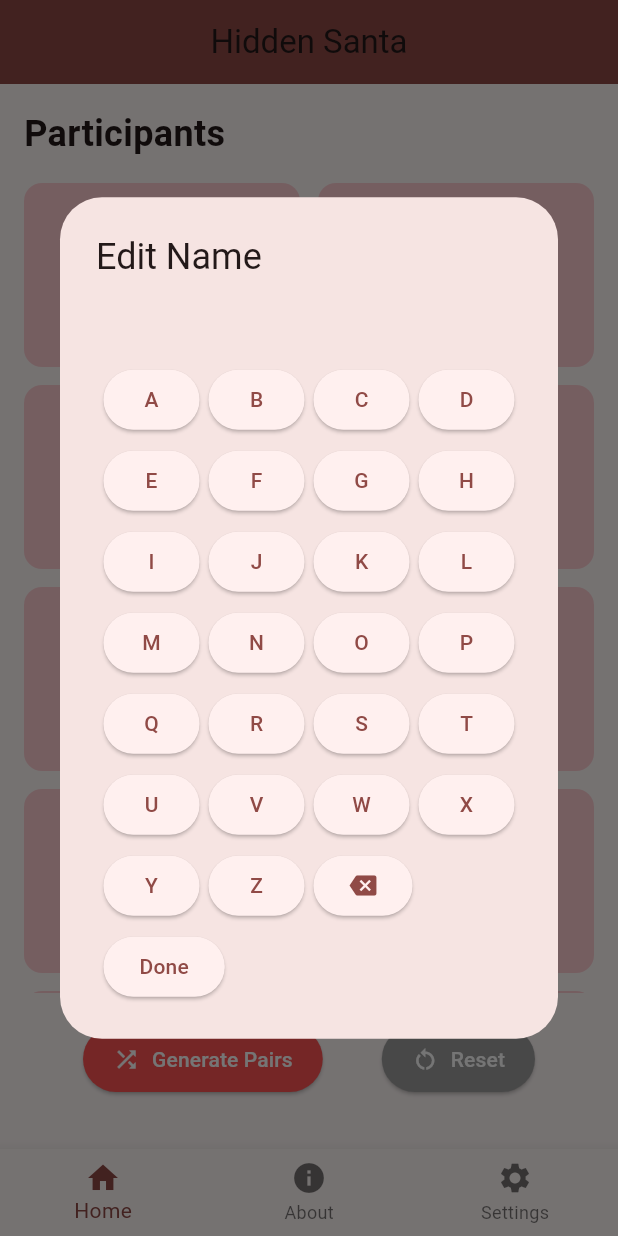
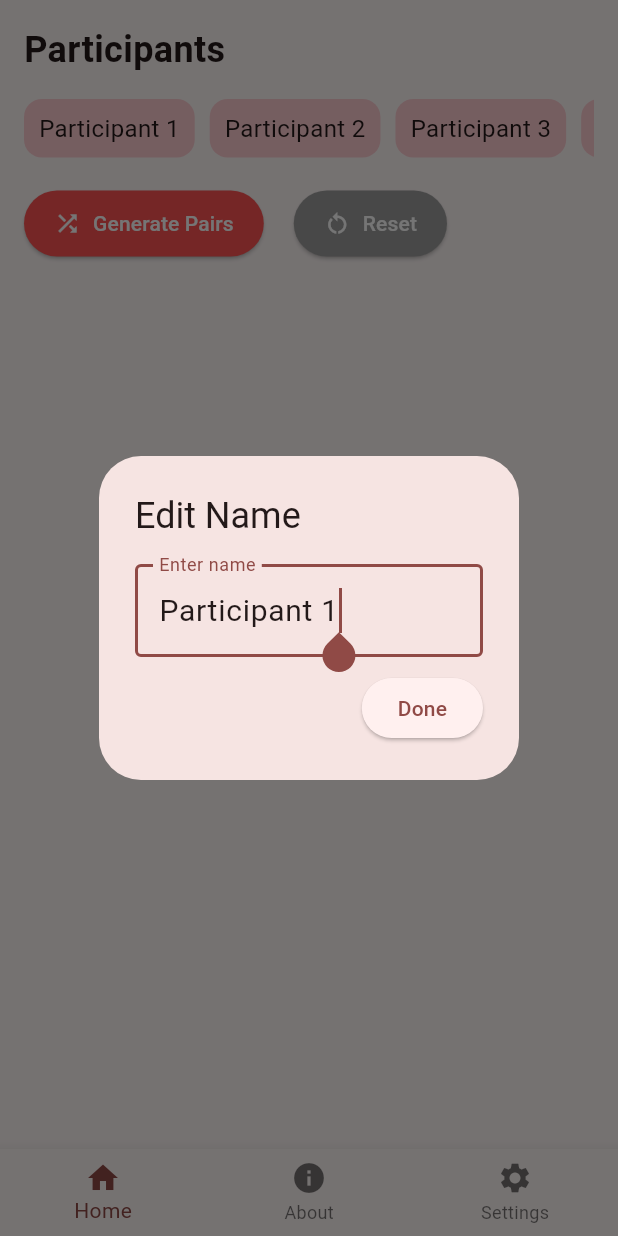
Before and after one commit to mara-werils/hidden-santa-flutter, a Flutter app: the screen it shows after launch, after a tap on an icon or button, on a phone screen of 412 x 824 dp. Run offline on Flutter 3.47's test engine with Material 3 defaults, Android fonts, the phone set to English and light mode, and no system bars.

Commit message:
Some minor changes in interface

```diff
--- a/lib/main.dart
+++ b/lib/main.dart
@@ -1,5 +1,4 @@
 import 'package:flutter/material.dart';
-import 'dart:math';
 
 void main() {
   runApp(const HiddenSantaApp());
@@ -88,11 +87,6 @@ class _MainScreenState extends State<MainScreen> {
   @override
   Widget build(BuildContext context) {
     return Scaffold(
-      appBar: AppBar(
-        title: const Text('Hidden Santa'),
-        centerTitle: true,
-        backgroundColor: Theme.of(context).colorScheme.primary,
-      ),
            body: IndexedStack(
         index: _selectedIndex,
         children: [
@@ -138,6 +132,9 @@ class HomeScreen extends StatelessWidget {
 
   @override
   Widget build(BuildContext context) {
+    final isLandscape = MediaQuery.of(context).orientation == Orientation.landscape;
+    final crossAxisCount = isLandscape ? 4 : 2;
+
     return Padding(
       padding: const EdgeInsets.all(16),
       child: Column(
@@ -145,34 +142,33 @@ class HomeScreen extends StatelessWidget {
         children: [
           const Text('Participants', style: TextStyle(fontSize: 24, fontWeight: FontWeight.bold)),
           const SizedBox(height: 16),
-          Expanded(
-            child: GridView.builder(
-              gridDelegate: const SliverGridDelegateWithFixedCrossAxisCount(
-                crossAxisCount: 2,
-                crossAxisSpacing: 12,
-                mainAxisSpacing: 12,
-                childAspectRatio: 3 / 2,
-              ),
-              itemCount: participants.length,
-              itemBuilder: (context, index) {
+          // Scrollable participants section
+          SingleChildScrollView(
+            scrollDirection: Axis.horizontal,
+            child: Row(
+              children: List.generate(participants.length, (index) {
                 return GestureDetector(
                   onTap: () => onEdit(index),
                   child: Container(
+                    margin: const EdgeInsets.only(right: 10),
                     decoration: BoxDecoration(
                       color: Colors.red.shade100,
                       borderRadius: BorderRadius.circular(12),
                     ),
-                    child: Center(
+                    child: Padding(
+                      padding: const EdgeInsets.symmetric(horizontal: 10, vertical: 8),
                       child: Text(participants[index], style: const TextStyle(fontSize: 16)),
                     ),
                   ),
                 );
-              },
+              }),
             ),
           ),
           const SizedBox(height: 20),
-          Row(
-            mainAxisAlignment: MainAxisAlignment.spaceEvenly,
+          Wrap(
+            alignment: WrapAlignment.spaceEvenly,
+            spacing: 20,
+            runSpacing: 10,
             children: [
               ElevatedButton.icon(
                 onPressed: onShuffle,
@@ -197,10 +193,14 @@ class HomeScreen extends StatelessWidget {
             ],
           ),
           const SizedBox(height: 20),
+          // Scrollable content section (Generated Pairs)
           if (shuffledPairs.isNotEmpty) ...[
             const Text('Secret Santa Pairs:', style: TextStyle(fontSize: 20, fontWeight: FontWeight.bold)),
-            const SizedBox(height: 10),
+            const SizedBox(height: 5),
+            // Scrollable generated pairs section
             Expanded(
+              child: SizedBox(
+                width: double.infinity,
                 child: ListView.builder(
                   itemCount: shuffledPairs.length,
                   itemBuilder: (context, index) {
@@ -214,7 +214,8 @@ class HomeScreen extends StatelessWidget {
                   },
                 ),
               ),
-          ]
+            ),
+          ],
         ],
       ),
     );
@@ -230,18 +231,12 @@ class NameTypingDialog extends StatefulWidget {
 }
 
 class _NameTypingDialogState extends State<NameTypingDialog> {
-  String name = '';
+  TextEditingController _controller = TextEditingController();
 
-  void addChar(String char) {
-    setState(() {
-      name += char;
-    });
-  }
-
-  void backspace() {
-    setState(() {
-      if (name.isNotEmpty) name = name.substring(0, name.length - 1);
-    });
+  @override
+  void initState() {
+    super.initState();
+    _controller.text = widget.initialName; // Initialize with the existing name
   }
 
   @override
@@ -251,28 +246,33 @@ class _NameTypingDialogState extends State<NameTypingDialog> {
       content: Column(
         mainAxisSize: MainAxisSize.min,
         children: [
-          Text(name, style: const TextStyle(fontSize: 20, fontWeight: FontWeight.bold)),
+          TextField(
+            controller: _controller,
+            autofocus: true,
+            decoration: const InputDecoration(
+              labelText: 'Enter name',
+              border: OutlineInputBorder(),
+            ),
+            style: const TextStyle(fontSize: 20),
+          ),
           const SizedBox(height: 10),
-          Wrap(
-            spacing: 6,
-            runSpacing: 6,
+          Row(
+            mainAxisAlignment: MainAxisAlignment.end,
             children: [
-              ...'ABCDEFGHIJKLMNOPQRSTUVWXYZ'.split('').map((char) => ElevatedButton(
-                onPressed: () => addChar(char),
-                child: Text(char),
-              )),
-              ElevatedButton(onPressed: backspace, child: const Icon(Icons.backspace)),
               ElevatedButton(
-                onPressed: () => Navigator.pop(context, name),
+                onPressed: () {
+                  Navigator.pop(context, _controller.text); // Return the edited name
+                },
                 child: const Text('Done'),
               ),
             ],
-          )
+          ),
         ],
       ),
     );
   }
 }
+
 
 class SettingsScreen extends StatelessWidget {
   final Function(int) onUpdateParticipants;
@@ -282,7 +282,9 @@ class SettingsScreen extends StatelessWidget {
 
   @override
   Widget build(BuildContext context) {
-    return Column(
+    return Center(
+      child: SingleChildScrollView(
+        child: Column(
           mainAxisAlignment: MainAxisAlignment.center,
           children: [
             const Text('Adjust Number of Participants', style: TextStyle(fontSize: 20)),
@@ -295,30 +297,34 @@ class SettingsScreen extends StatelessWidget {
               onChanged: (value) => onUpdateParticipants(value.toInt()),
             ),
           ],
+        ),
+      ),
     );
   }
 }
-
 
 class AboutScreen extends StatelessWidget {
   const AboutScreen({super.key});
 
   @override
   Widget build(BuildContext context) {
-    return Padding(
+    return SingleChildScrollView(
       padding: const EdgeInsets.all(24),
       child: Column(
         crossAxisAlignment: CrossAxisAlignment.start,
         children: const [
           Text('🎅 Hidden Santa', style: TextStyle(fontSize: 28, fontWeight: FontWeight.bold)),
           SizedBox(height: 16),
-          Text('Hidden Santa is a fun and simple mobile application designed to randomly assign Secret Santa gift-givers within a group. '
+          Text(
+            'Hidden Santa is a fun and simple mobile application designed to randomly assign Secret Santa gift-givers within a group. '
                 'Users can input a list of participant names, and the app will automatically and anonymously generate gift-giving pairs, ensuring that no one is assigned to themselves. '
-              'It’s perfect for holiday parties, team events, family gatherings, or any festive occasion.',),
+                'It’s perfect for holiday parties, team events, family gatherings, or any festive occasion.',
+          ),
           SizedBox(height: 24),
           Text('Credits:', style: TextStyle(fontSize: 20, fontWeight: FontWeight.bold)),
           SizedBox(height: 8),
-          Text('Developed by Marlen, Dias, Azamat in the scope of the course “Crossplatform Development” at Astana IT University.\n'
+          Text(
+              'Developed by Marlen, Dias, Azamat in the scope of the course “Crossplatform Development” at Astana IT University.\n'
                   'Mentor (Teacher): Assistant Professor Abzal Kyzyrkanov'),
         ],
       ),
```
Lines whose indentation alone changed are shown as unchanged.
